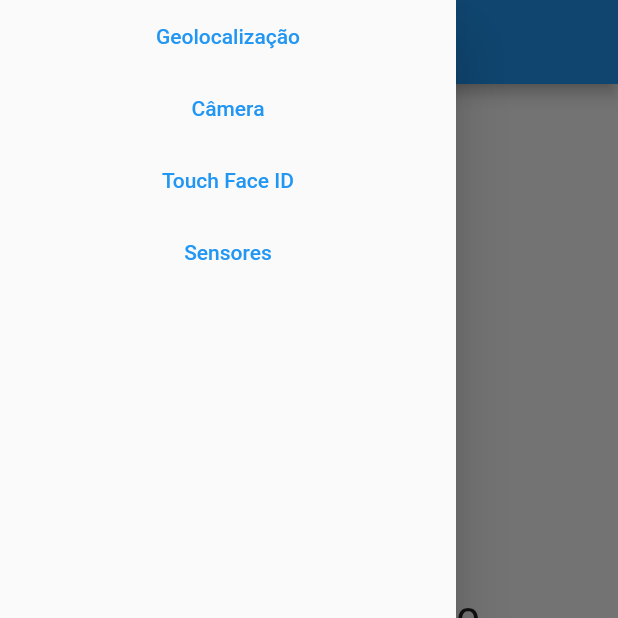
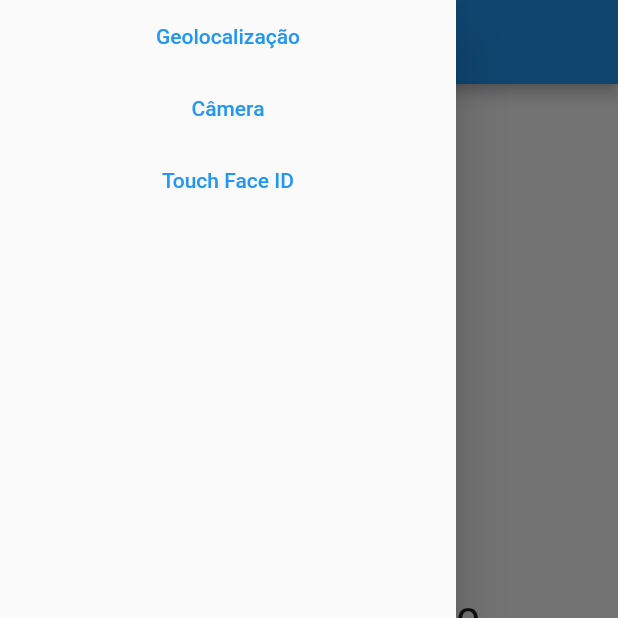
Before and after one commit to treinaweb/treinaweb-flutter-Recursos-de-Hardware, a Flutter app: the screen it shows after launch, with the side drawer open, on a phone screen of 412 x 824 dp, the top half of it. Run offline on Flutter 3.47's test engine with Material 2 defaults, Android fonts, the phone set to English and light mode, and no system bars; our stand-ins replace geolocator, image_picker, local_auth, sensors_plus.

Commit message:
giroscópio

```diff
--- a/lib/components/drawer.dart
+++ b/lib/components/drawer.dart
@@ -2,7 +2,6 @@ import 'package:flutter/material.dart';
 import 'package:hardware/camera/view.dart';
 import 'package:hardware/face_touch_id/view.dart';
 import 'package:hardware/geolocalizacao/view.dart';
-import 'package:hardware/sensores/view.dart';
 
 class CustomDrawer extends StatelessWidget {
   const CustomDrawer({Key? key}) : super(key: key);
@@ -35,14 +34,6 @@ class CustomDrawer extends StatelessWidget {
               ));
             },
             child: const Text('Touch Face ID'),
-          ),
-          TextButton(
-            onPressed: () {
-              Navigator.of(context).pushReplacement(MaterialPageRoute(
-                builder: (ctx) => const SensoresView(),
-              ));
-            },
-            child: const Text('Sensores'),
           )
         ],
       ),
--- a/pubspec.yaml
+++ b/pubspec.yaml
@@ -37,7 +37,6 @@ dependencies:
   geolocator: ^8.2.1
   image_picker: ^0.8.5+2
   local_auth: ^2.0.2
-  sensors_plus: ^1.3.1
 
 dev_dependencies:
   flutter_test:
```
Also changed, not shown: pubspec.lock.
